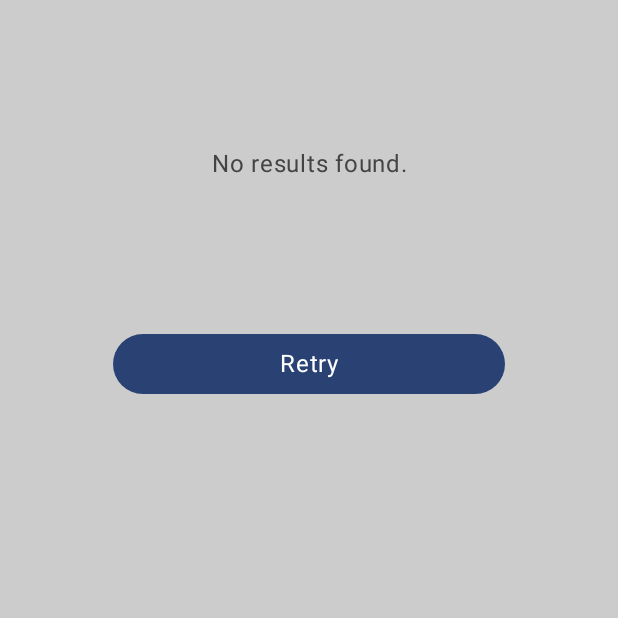
After one commit to apyan/Square-Block-Interview-Android, an Android app built with Jetpack Compose: the composable ErrorScreen shown on its own in the app's theme, on a phone screen of 412 x 824 dp, the top half of it. The commit adds this screen. Run offline under Robolectric (Android 15) with nearby library versions, the phone set to English and light mode, and no system bars; network calls fail; 1 statement that could not run was skipped.

Commit message:
Finalized Code

```diff
--- a/Android/app/src/main/AndroidManifest.xml
+++ b/Android/app/src/main/AndroidManifest.xml
@@ -3,6 +3,8 @@
     xmlns:tools="http://schemas.android.com/tools">
 
     <uses-permission android:name="android.permission.INTERNET" />
+    <uses-permission android:name="android.permission.ACCESS_NETWORK_STATE" />
+    <uses-permission android:name="android.permission.ACCESS_WIFI_STATE" />
 
     <application
         android:allowBackup="true"
--- /dev/null
+++ b/Android/app/src/main/java/com/example/squareinterview/ui/screen/ErrorScreen.kt
@@ -0,0 +1,68 @@
+package com.example.squareinterview.ui.screen
+
+import androidx.compose.foundation.background
+import androidx.compose.foundation.layout.Arrangement
+import androidx.compose.foundation.layout.Column
+import androidx.compose.foundation.layout.fillMaxSize
+import androidx.compose.foundation.layout.fillMaxWidth
+import androidx.compose.foundation.layout.padding
+import androidx.compose.material3.Button
+import androidx.compose.material3.MaterialTheme
+import androidx.compose.material3.Text
+import androidx.compose.runtime.Composable
+import androidx.compose.ui.Modifier
+import androidx.compose.ui.graphics.Color
+import androidx.compose.ui.res.stringResource
+import androidx.compose.ui.text.style.TextAlign
+import androidx.compose.ui.tooling.preview.Preview
+import androidx.compose.ui.unit.dp
+import com.example.squareinterview.R
+import com.example.squareinterview.viewmodel.LoadingStatus
+
+@Composable
+fun ErrorScreen(
+    loadingStatus: LoadingStatus = LoadingStatus.EMPTY_LIST,
+    retrySearch: () -> Unit = {}
+) {
+    Column(
+        verticalArrangement= Arrangement.Top,
+        modifier = Modifier
+            .fillMaxSize()
+            .background(color = Color.LightGray)
+    ) {
+        Text(
+            modifier = Modifier
+                .padding(vertical = 100.dp)
+                .fillMaxWidth(),
+            text =
+                when (loadingStatus) {
+                    LoadingStatus.NO_CONNECTION -> stringResource(id = R.string.status_no_connection)
+                    LoadingStatus.MALFORMED_LIST -> stringResource(id = R.string.status_malformed)
+                    else -> stringResource(id = R.string.status_empty)
+                },
+            textAlign = TextAlign.Center,
+            style = MaterialTheme.typography.bodyLarge,
+            color = Color.DarkGray
+        )
+
+        Button(
+            modifier = Modifier.padding(horizontal = 75.dp),
+            onClick = { retrySearch.invoke() }
+        ) {
+            Text(
+                modifier = Modifier
+                    .fillMaxWidth(),
+                text = stringResource(id = R.string.retry),
+                textAlign = TextAlign.Center,
+                style = MaterialTheme.typography.bodyLarge,
+                color = Color.White
+            )
+        }
+    }
+}
+
+@Preview(showBackground = true)
+@Composable
+fun ErrorScreenPreview() {
+    ErrorScreen()
+}
--- a/Android/app/src/main/res/values/strings.xml
+++ b/Android/app/src/main/res/values/strings.xml
@@ -1,3 +1,15 @@
 <resources>
     <string name="app_name">Square Interview</string>
+
+    <string name="status_loading">Loading, please wait…</string>
+    <string name="status_no_connection">No connection found\nPlease try again.</string>
+    <string name="status_malformed">Defected data found.</string>
+    <string name="status_empty">No results found.</string>
+
+    <string name="retry">Retry</string>
+    <string name="refresh">Refresh</string>
+
+    <string name="sort_by">Sort by: </string>
+    <string name="sort_name">Name</string>
+    <string name="sort_team">Team</string>
 </resources>
```
Also changed, not shown: Android/app/src/main/java/com/example/squareinterview/MainActivity.kt (+49 -3 lines), Android/app/src/main/java/com/example/squareinterview/core/Constant.kt (+19 -0 lines), Android/app/src/main/java/com/example/squareinterview/ui/screen/EmployeeListScreen.kt (+162 -74 lines), Android/app/src/main/java/com/example/squareinterview/ui/screen/LoadingScreen.kt (added, +54 -0 lines), Android/app/src/main/java/com/example/squareinterview/viewmodel/EmployeeListViewModel.kt (+32 -6 lines).
